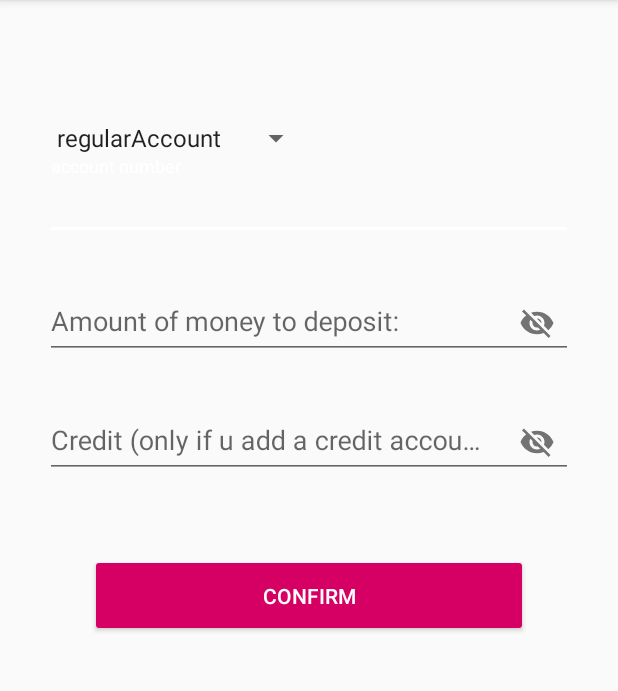
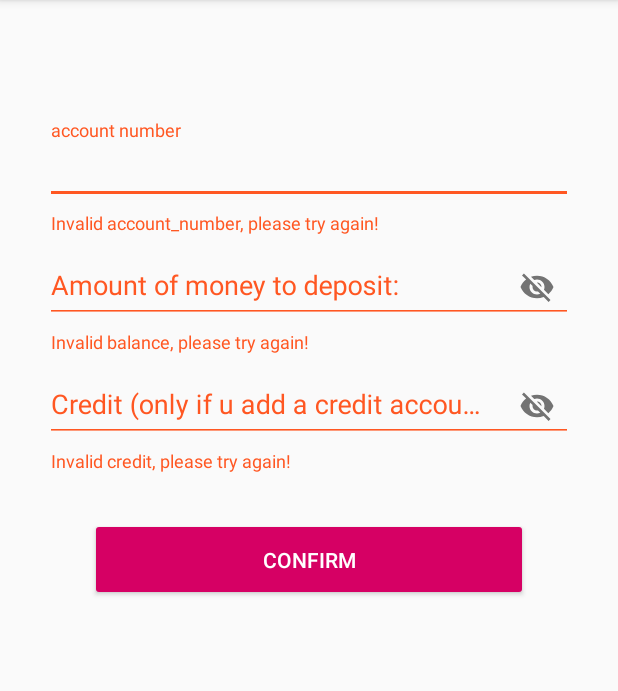
Before and after one commit to KakkuCake/BankApplication, an Android app: the CreateNewAccountActivity2 screen opened directly, with no data from a screen before it, after a tap on "CONFIRM", on a phone screen of 412 x 824 dp, the part 84-775 px from its top. Run offline under Robolectric (Android 15) with nearby library versions, the phone set to English and light mode, and no system bars; our stand-ins replace Volley; 1 statement that could not run was skipped.

Commit message:
Uusin versio.

```diff
--- a/app/src/main/AndroidManifest.xml
+++ b/app/src/main/AndroidManifest.xml
@@ -12,7 +12,8 @@
         android:supportsRtl="true"
         android:theme="@style/AppTheme"
         android:usesCleartextTraffic="true">
-        <activity android:name=".CreateAccountsActivity"></activity>
+        <activity android:name=".CreateNewAccountActivity"></activity>
+        <activity android:name=".CreateNewAccountActivity2" />
         <activity android:name=".LogInActivity">
             <intent-filter>
                 <action android:name="android.intent.action.MAIN" />
--- a/app/src/main/java/com/example/bankapplication/AccountFragment.java
+++ b/app/src/main/java/com/example/bankapplication/AccountFragment.java
@@ -34,7 +34,7 @@ public class AccountFragment extends Fragment {
         button_create_accounts.setOnClickListener(new View.OnClickListener() {
             @Override
             public void onClick(View v) {
-                startCreateAccountsActivity();
+                startCreateNewAccountActivity();
 
             }
         });
@@ -46,8 +46,8 @@ public class AccountFragment extends Fragment {
         startActivity(intent);
     }
 
-    private void startCreateAccountsActivity() {
-        Intent intent = new Intent(getActivity(), CreateAccountsActivity.class);
+    private void startCreateNewAccountActivity() {
+        Intent intent = new Intent(getActivity(), CreateNewAccountActivity.class);
         startActivity(intent);
     }
 
--- a/app/src/main/java/com/example/bankapplication/CreateAccountsActivity.java
+++ b/app/src/main/java/com/example/bankapplication/CreateNewAccountActivity2.java
@@ -5,11 +5,8 @@ import androidx.appcompat.app.AppCompatActivity;
 import android.content.Intent;
 import android.os.Bundle;
 import android.view.View;
-import android.widget.AdapterView;
-import android.widget.ArrayAdapter;
 import android.widget.Button;
 import android.widget.ProgressBar;
-import android.widget.Spinner;
 import android.widget.Toast;
 
 import com.android.volley.AuthFailureError;
@@ -24,62 +21,37 @@ import com.google.android.material.textfield.TextInputLayout;
 import org.json.JSONException;
 import org.json.JSONObject;
 
-import java.util.ArrayList;
 import java.util.HashMap;
-import java.util.List;
 import java.util.Map;
 
-public class CreateAccountsActivity extends AppCompatActivity {
+public class CreateNewAccountActivity2 extends AppCompatActivity {
 
-    private Spinner spinner;
     private Button button_create_new_account;
     private ProgressBar loading;
-    String account_type, getEmail;
+    String getEmail, getAccount_type;
     private TextInputLayout account_number, balance, credit;
     private static String URL_CREATE_ACCOUNT = "http://192.168.1.162/android_register_login/create_account.php";
 
     SessionManager sessionManager;
+    Validation validator = new Validation(this);
 
     @Override
     protected void onCreate(Bundle savedInstanceState) {
         super.onCreate(savedInstanceState);
-        setContentView(R.layout.activity_create_accounts);
+        setContentView(R.layout.activity_create_new_account2);
+
+        Intent intent = getIntent();
+        getAccount_type = intent.getStringExtra(CreateNewAccountActivity.ACCOUNT_TYPE);
 
         sessionManager = new SessionManager(this);
-
-
         HashMap<String, String> user = sessionManager.getUserDetail();
         getEmail = user.get(sessionManager.EMAIL);
 
         loading = findViewById(R.id.loading);
-        spinner = findViewById(R.id.spinner);
 
         account_number = findViewById(R.id.account_number);
         balance= findViewById(R.id.balance);
         credit = findViewById(R.id.credit);
-
-
-        List<String> nameList = new ArrayList<>();
-        nameList.add("regularAccount");
-        nameList.add("creditAccount");
-        nameList.add("savingsAccount");
-
-
-        ArrayAdapter adapter = new ArrayAdapter<String>(this, android.R.layout.simple_spinner_item, nameList);
-        adapter.setDropDownViewResource(android.R.layout.simple_spinner_dropdown_item);
-
-        spinner.setAdapter(adapter);
-
-        spinner.setOnItemSelectedListener(new AdapterView.OnItemSelectedListener() {
-            @Override
-            public void onItemSelected(AdapterView<?> parent, View view, int position, long id) {
-                account_type = (String) parent.getSelectedItem();
-            }
-
-            @Override
-            public void onNothingSelected(AdapterView<?> parent) {
-            }
-        });
 
         button_create_new_account = findViewById(R.id.button_create_new_account);
         button_create_new_account.setOnClickListener(new View.OnClickListener() {
@@ -94,35 +66,23 @@ public class CreateAccountsActivity extends AppCompatActivity {
 
     }
 
-    public void getSelectedAccount(View v){
-        String name = (String) spinner.getSelectedItem();
-    }
 
     private void createANewAccount(View v) {
-
-        loading.setVisibility(View.VISIBLE);
-        button_create_new_account.setVisibility(View.GONE);
 
         String account_numberInput = account_number.getEditText().getText().toString().trim();
         String balanceInput = balance.getEditText().getText().toString().trim();
         String creditInput = credit.getEditText().getText().toString().trim();
 
-        if (!account_numberInput.matches("[0-9]+")) {  //LISÄÄ NÄMÄ VALIDATION LUOKKAAN + PHP EI TOIMI BANK1 TAULUSSA.
-            System.out.println("Invalid number");
+        if (!validator.validateAccountNumber(account_numberInput) | !validator.validateBalance(balanceInput) | !validator.validateCredit(creditInput)) {
+            return;
         }
 
-        if (!balanceInput.matches("[0-9]+")) {
-            System.out.println("Invalid number");
-        }
-
-        if (!creditInput.matches("[0-9]+")) {
-            System.out.println("Invalid number");
-        }
-
+        loading.setVisibility(View.VISIBLE);
+        button_create_new_account.setVisibility(View.GONE);
 
         final String email = getEmail;
         final String account_number = this.account_number.getEditText().getText().toString().trim();
-        final String account_type = (String) spinner.getSelectedItem();
+        final String account_type = getAccount_type;
         final String balance = this.balance.getEditText().getText().toString().trim(); //Merkitään myös rahasummat String muodossa, mutta tarkistetaan että ne ovat INT ennen.
         final String credit = this.credit.getEditText().getText().toString().trim();
 
@@ -134,14 +94,14 @@ public class CreateAccountsActivity extends AppCompatActivity {
                     String success = jsonObject.getString("success");
 
                     if(success.equals("1")) {
-                        Toast.makeText(CreateAccountsActivity.this, getString(R.string.registerSuccess), Toast.LENGTH_SHORT).show();
-                        Intent intent = new Intent(CreateAccountsActivity.this, HomeActivity.class);
+                        Toast.makeText(CreateNewAccountActivity2.this, getString(R.string.registerSuccess), Toast.LENGTH_SHORT).show();
+                        Intent intent = new Intent(CreateNewAccountActivity2.this, HomeActivity.class);
                         startActivity(intent);
                     }
 
                 } catch (JSONException e) {
                     e.printStackTrace();
-                    Toast.makeText(CreateAccountsActivity.this, getString(R.string.registerFail), Toast.LENGTH_SHORT).show();
+                    Toast.makeText(CreateNewAccountActivity2.this, getString(R.string.registerFail), Toast.LENGTH_SHORT).show();
                     loading.setVisibility(View.GONE);
                     button_create_new_account.setVisibility(View.VISIBLE);
                 }
@@ -150,7 +110,7 @@ public class CreateAccountsActivity extends AppCompatActivity {
                 new Response.ErrorListener() {
                     @Override
                     public void onErrorResponse(VolleyError error) {
-                        Toast.makeText(CreateAccountsActivity.this, getString(R.string.connectionError), Toast.LENGTH_SHORT).show();
+                        Toast.makeText(CreateNewAccountActivity2.this, getString(R.string.connectionError), Toast.LENGTH_SHORT).show();
                         loading.setVisibility(View.GONE);
                         button_create_new_account.setVisibility(View.VISIBLE);
                     }
--- a/app/src/main/java/com/example/bankapplication/Validation.java
+++ b/app/src/main/java/com/example/bankapplication/Validation.java
@@ -111,11 +111,7 @@ public class Validation {
 
     protected boolean checkThatPasswordsMatch(String passwordInput, String c_passwordInput) {
 
-        TextInputLayout password = (TextInputLayout) ((Activity)context).findViewById(R.id.password);
-        TextInputLayout c_password = (TextInputLayout) ((Activity)context).findViewById(R.id.c_password);
-
         if (passwordInput.equals(c_passwordInput)) {
-            c_password.setError(null);
             return true;
         } else {
             Toast.makeText(context, "Passwords don't match", Toast.LENGTH_SHORT).show();
@@ -124,4 +120,57 @@ public class Validation {
 
     }
 
+    protected boolean validateAccountNumber(String account_numberInput) {
+
+        TextInputLayout account_number = (TextInputLayout) ((Activity)context).findViewById(R.id.account_number);
+
+        try
+        {
+            float f = Float.valueOf(account_numberInput.trim()).floatValue();
+            account_number.setError(null);
+            return true;
+        }
+        catch (NumberFormatException nfe)
+        {
+            account_number.setError("Invalid account_number, please try again!");
+            return false;
+        }
+    }
+
+    protected boolean validateBalance(String balanceInput) {
+
+        TextInputLayout balance = (TextInputLayout) ((Activity)context).findViewById(R.id.balance);
+
+        try
+        {
+            float f = Float.valueOf(balanceInput.trim()).floatValue();
+            balance.setError(null);
+            return true;
+        }
+        catch (NumberFormatException nfe)
+        {
+            balance.setError("Invalid balance, please try again!");
+            return false;
+        }
+    }
+
+
+
+    protected boolean validateCredit(String creditInput) {
+
+        TextInputLayout credit = (TextInputLayout) ((Activity)context).findViewById(R.id.credit);
+
+        try
+        {
+            float f = Float.valueOf(creditInput.trim()).floatValue();
+            credit.setError(null);
+            return true;
+        }
+        catch (NumberFormatException nfe)
+        {
+            credit.setError("Invalid credit, please try again!");
+            return false;
+        }
+    }
+
 }
--- a/app/src/main/res/layout/activity_create_accounts.xml
+++ b/app/src/main/res/layout/activity_create_new_account2.xml
@@ -10,11 +10,6 @@
     android:paddingRight="30dp"
     android:paddingTop="80dp"
     tools:context=".RegisterActivity">
-
-    <Spinner
-        android:id="@+id/spinner"
-        android:layout_width="wrap_content"
-        android:layout_height="wrap_content"></Spinner>
 
     <com.google.android.material.textfield.TextInputLayout
         android:id="@+id/account_number"
```
Also changed, not shown: app/src/main/java/com/example/bankapplication/CheckEmail.java (added, +87 -0 lines).
